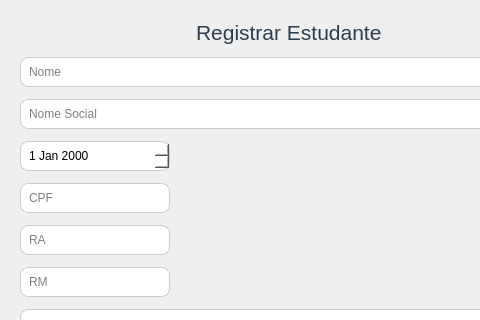
First picture: the form in App/view/ui/registerStudent.ui, repository Caiquef80/Gerenciamento-Escolar, before the edit; both pictures show x 0 to 480 and y 0 to 320 of the 578 by 503 pixel window.
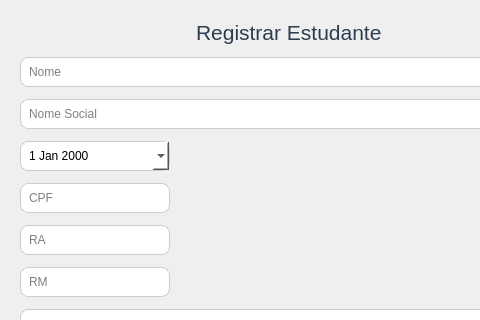
Second picture: the form after the edit. Icons and pictures are not drawn.

Diff of the .ui file:
```diff
--- a/App/view/ui/registerStudent.ui
+++ b/App/view/ui/registerStudent.ui
@@ -138,6 +138,9 @@
           <height>16777215</height>
          </size>
         </property>
+        <property name="calendarPopup">
+         <bool>true</bool>
+        </property>
        </widget>
       </item>
       <item>
```
